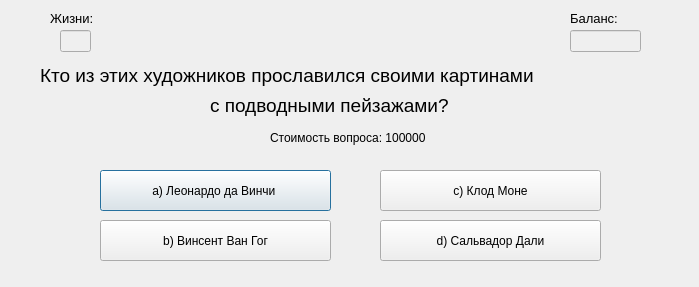
First picture: the form in ui_ui_files/question_window6_ui.ui, repository DelZeiT/How_to_become_a_millionaire, before the edit.
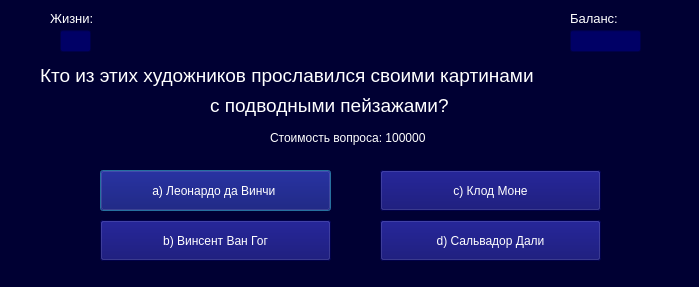
Second picture: the form after the edit.

Diff of the .ui file:
```diff
--- a/ui_ui_files/question_window6_ui.ui
+++ b/ui_ui_files/question_window6_ui.ui
@@ -10,9 +10,24 @@
     <height>287</height>
    </rect>
   </property>
+  <property name="minimumSize">
+   <size>
+    <width>699</width>
+    <height>287</height>
+   </size>
+  </property>
+  <property name="maximumSize">
+   <size>
+    <width>699</width>
+    <height>287</height>
+   </size>
+  </property>
   <property name="windowTitle">
    <string>Вопрос №6</string>
   </property>
+  <property name="styleSheet">
+   <string notr="true">background-color: #000033;</string>
+  </property>
   <widget class="QLabel" name="label_2">
    <property name="geometry">
     <rect>
@@ -27,6 +42,9 @@
      <pointsize>10</pointsize>
     </font>
    </property>
+   <property name="styleSheet">
+    <string notr="true">color: white</string>
+   </property>
    <property name="text">
     <string>Жизни:</string>
    </property>
@@ -43,6 +61,9 @@
      <height>22</height>
     </rect>
    </property>
+   <property name="styleSheet">
+    <string notr="true">background-color: #000066; color: white</string>
+   </property>
    <property name="text">
     <string/>
    </property>
@@ -61,6 +82,9 @@
      <pointsize>10</pointsize>
     </font>
    </property>
+   <property name="styleSheet">
+    <string notr="true">color: white</string>
+   </property>
    <property name="text">
     <string>Баланс:</string>
    </property>
@@ -77,6 +101,9 @@
      <height>22</height>
     </rect>
    </property>
+   <property name="styleSheet">
+    <string notr="true">background-color: #000066; color: white</string>
+   </property>
    <property name="text">
     <string/>
    </property>
@@ -85,9 +112,9 @@
    <property name="geometry">
     <rect>
      <x>40</x>
-     <y>50</y>
+     <y>60</y>
      <width>601</width>
-     <height>51</height>
+     <height>31</height>
     </rect>
    </property>
    <property name="font">
@@ -95,6 +122,9 @@
      <pointsize>14</pointsize>
     </font>
    </property>
+   <property name="styleSheet">
+    <string notr="true">color: white</string>
+   </property>
    <property name="text">
     <string>Кто из этих художников прославился своими картинами </string>
    </property>
@@ -113,6 +143,9 @@
      <pointsize>14</pointsize>
     </font>
    </property>
+   <property name="styleSheet">
+    <string notr="true">color: white</string>
+   </property>
    <property name="text">
     <string>с подводными пейзажами?</string>
    </property>
@@ -126,6 +159,9 @@
      <height>16</height>
     </rect>
    </property>
+   <property name="styleSheet">
+    <string notr="true">color: white</string>
+   </property>
    <property name="text">
     <string>Стоимость вопроса: 100000</string>
    </property>
@@ -139,6 +175,9 @@
      <height>41</height>
     </rect>
    </property>
+   <property name="styleSheet">
+    <string notr="true">background-color: #000066; color: white</string>
+   </property>
    <property name="text">
     <string>a) Леонардо да Винчи </string>
    </property>
@@ -152,6 +191,9 @@
      <height>41</height>
     </rect>
    </property>
+   <property name="styleSheet">
+    <string notr="true">background-color: #000066; color: white</string>
+   </property>
    <property name="text">
     <string> b) Винсент Ван Гог </string>
    </property>
@@ -165,6 +207,9 @@
      <height>41</height>
     </rect>
    </property>
+   <property name="styleSheet">
+    <string notr="true">background-color: #000066; color: white</string>
+   </property>
    <property name="text">
     <string>c) Клод Моне</string>
    </property>
@@ -178,6 +223,9 @@
      <height>41</height>
     </rect>
    </property>
+   <property name="styleSheet">
+    <string notr="true">background-color: #000066; color: white</string>
+   </property>
    <property name="text">
     <string>d) Сальвадор Дали</string>
    </property>
```
